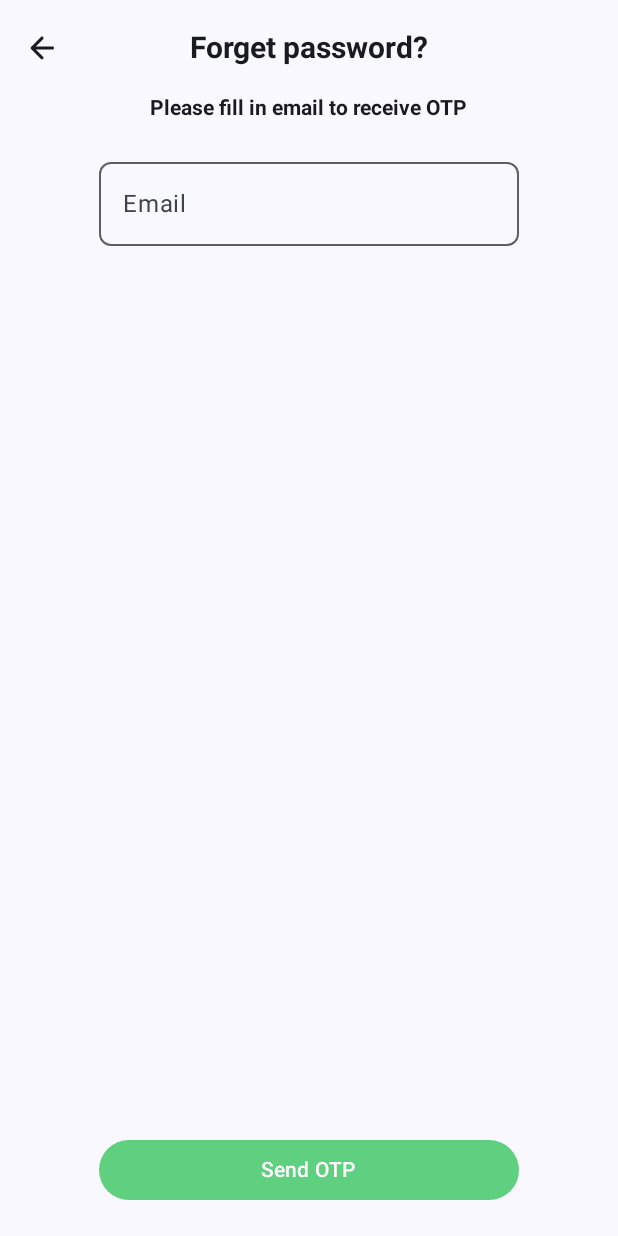
After one commit to H1eu69/GiaSu, an Android app built with Jetpack Compose: the ForgetPasswordScreen screen opened through its navigation route, on a phone screen of 412 x 824 dp. The commit adds this screen. Run offline under Robolectric (Android 15) with nearby library versions, the phone set to English and light mode, and no system bars.

Commit message:
add forget password screen

```diff
--- /dev/null
+++ b/presentation/src/main/java/com/projectprovip/h1eu/giasu/ui/composes/MainTextField.kt
@@ -0,0 +1,28 @@
+package com.projectprovip.h1eu.giasu.ui.composes
+
+import androidx.compose.foundation.shape.RoundedCornerShape
+import androidx.compose.material3.ExperimentalMaterial3Api
+import androidx.compose.material3.OutlinedTextField
+import androidx.compose.material3.Text
+import androidx.compose.material3.TextFieldDefaults
+import androidx.compose.runtime.Composable
+import androidx.compose.ui.unit.dp
+import com.projectprovip.h1eu.giasu.ui.theme.primaryColor
+
+@OptIn(ExperimentalMaterial3Api::class)
+@Composable
+fun MainTextField(value: String, label: String, onValueChange: (String) -> Unit) {
+    OutlinedTextField(
+        value = value,
+        onValueChange = {
+            onValueChange(it)
+        },
+        label = { Text(label) },
+        shape = RoundedCornerShape(8.dp),
+        singleLine = true,
+        colors = TextFieldDefaults.outlinedTextFieldColors(
+            focusedBorderColor = primaryColor,
+            focusedLabelColor = primaryColor
+        )
+    )
+}
--- a/presentation/src/main/java/com/projectprovip/h1eu/giasu/view/navigation/Navigation.kt
+++ b/presentation/src/main/java/com/projectprovip/h1eu/giasu/view/navigation/Navigation.kt
@@ -7,6 +7,7 @@ import androidx.navigation.compose.NavHost
 import androidx.navigation.compose.composable
 import androidx.navigation.compose.navigation
 import androidx.navigation.compose.rememberNavController
+import com.projectprovip.h1eu.giasu.view.screens.authentication.ForgetPasswordScreen
 import com.projectprovip.h1eu.giasu.view.screens.authentication.LoginScreen
 import com.projectprovip.h1eu.giasu.view.screens.authentication.SignUpScreen
 import com.projectprovip.h1eu.giasu.view.screens.splash.SplashScreen
@@ -31,5 +32,8 @@ fun NavGraphBuilder.authenticationGraph(navController: NavController) {
         composable(Screens.Authentication.Signup.route) {
             SignUpScreen(navController)
         }
+        composable(Screens.Authentication.ForgetPassword.route) {
+            ForgetPasswordScreen(navController)
+        }
     }
 }
--- a/presentation/src/main/java/com/projectprovip/h1eu/giasu/view/navigation/Screens.kt
+++ b/presentation/src/main/java/com/projectprovip/h1eu/giasu/view/navigation/Screens.kt
@@ -5,6 +5,8 @@ sealed class Screens(val route: String){
     object Authentication : Screens(route = "authentication"){
         object Login : Screens(route = "login")
         object Signup : Screens(route = "signup")
+        object ForgetPassword : Screens(route = "forget_password")
+
     }
 
 
--- /dev/null
+++ b/presentation/src/main/java/com/projectprovip/h1eu/giasu/view/screens/authentication/ForgetPasswordScreen.kt
@@ -0,0 +1,105 @@
+package com.projectprovip.h1eu.giasu.view.screens.authentication
+
+import android.annotation.SuppressLint
+import androidx.compose.foundation.layout.Arrangement
+import androidx.compose.foundation.layout.Column
+import androidx.compose.foundation.layout.IntrinsicSize
+import androidx.compose.foundation.layout.Spacer
+import androidx.compose.foundation.layout.fillMaxHeight
+import androidx.compose.foundation.layout.fillMaxSize
+import androidx.compose.foundation.layout.fillMaxWidth
+import androidx.compose.foundation.layout.height
+import androidx.compose.foundation.layout.padding
+import androidx.compose.foundation.layout.width
+import androidx.compose.material.icons.Icons
+import androidx.compose.material.icons.rounded.ArrowBack
+import androidx.compose.material3.Button
+import androidx.compose.material3.ButtonDefaults
+import androidx.compose.material3.CenterAlignedTopAppBar
+import androidx.compose.material3.ExperimentalMaterial3Api
+import androidx.compose.material3.Icon
+import androidx.compose.material3.IconButton
+import androidx.compose.material3.Scaffold
+import androidx.compose.material3.Text
+import androidx.compose.runtime.Composable
+import androidx.compose.runtime.mutableStateOf
+import androidx.compose.runtime.remember
+import androidx.compose.ui.Alignment
+import androidx.compose.ui.Modifier
+import androidx.compose.ui.graphics.Color
+import androidx.compose.ui.text.TextStyle
+import androidx.compose.ui.text.font.FontWeight
+import androidx.compose.ui.tooling.preview.Preview
+import androidx.compose.ui.unit.dp
+import androidx.compose.ui.unit.sp
+import androidx.navigation.NavController
+import com.projectprovip.h1eu.giasu.ui.composes.MainTextField
+import com.projectprovip.h1eu.giasu.ui.theme.primaryColor
+
+@SuppressLint("UnusedMaterial3ScaffoldPaddingParameter")
+@OptIn(ExperimentalMaterial3Api::class)
+@Composable
+fun ForgetPasswordScreen(navController: NavController) {
+    val emailTextField = remember {
+        mutableStateOf("")
+    }
+    Scaffold(
+        modifier = Modifier.fillMaxSize() ,
+        topBar = {
+        CenterAlignedTopAppBar(
+            title = {
+                Text(
+                    text = "Forget password?",
+                    style = TextStyle(
+                        fontWeight = FontWeight.Bold,
+                        fontSize = 20.sp
+                    )
+                )
+            },
+            navigationIcon = {
+                IconButton(onClick = { navController.popBackStack() }) {
+                    Icon(Icons.Rounded.ArrowBack, "")
+                }
+            }
+        )
+    },
+    content = { padding ->
+        Column(
+            Modifier
+                .fillMaxSize()
+                .padding(padding),
+            horizontalAlignment = Alignment.CenterHorizontally,
+            verticalArrangement = Arrangement.Top
+        ) {
+            Column(Modifier.width(IntrinsicSize.Max),
+                horizontalAlignment = Alignment.CenterHorizontally,
+                verticalArrangement = Arrangement.Top) {
+                Text(
+                    text = "Please fill in email to receive OTP",
+                    style = TextStyle(
+                        fontWeight = FontWeight.Bold,
+                        fontSize = 14.sp
+                    )
+                )
+                Spacer(modifier = Modifier.height(20.dp))
+
+                MainTextField(value = emailTextField.value, label = "Email",
+                    onValueChange = {
+                        emailTextField.value = it
+                    })
+
+                Spacer(modifier = Modifier.weight(1f))
+
+                Button(
+                    onClick = { /*TODO*/ },
+                    modifier = Modifier.fillMaxWidth()
+                        .padding(bottom = 20.dp),
+                    colors = ButtonDefaults.buttonColors(containerColor = primaryColor)
+                ) {
+                    Text(text = "Send OTP")
+                }
+            }
+        }
+    })
+
+}
```
Also changed, not shown: presentation/src/main/java/com/projectprovip/h1eu/giasu/MainActivity.kt (+0 -7 lines), presentation/src/main/java/com/projectprovip/h1eu/giasu/view/screens/authentication/LoginScreen.kt (+24 -30 lines), presentation/src/main/java/com/projectprovip/h1eu/giasu/view/screens/authentication/SignUpScreen.kt (+30 -55 lines).
